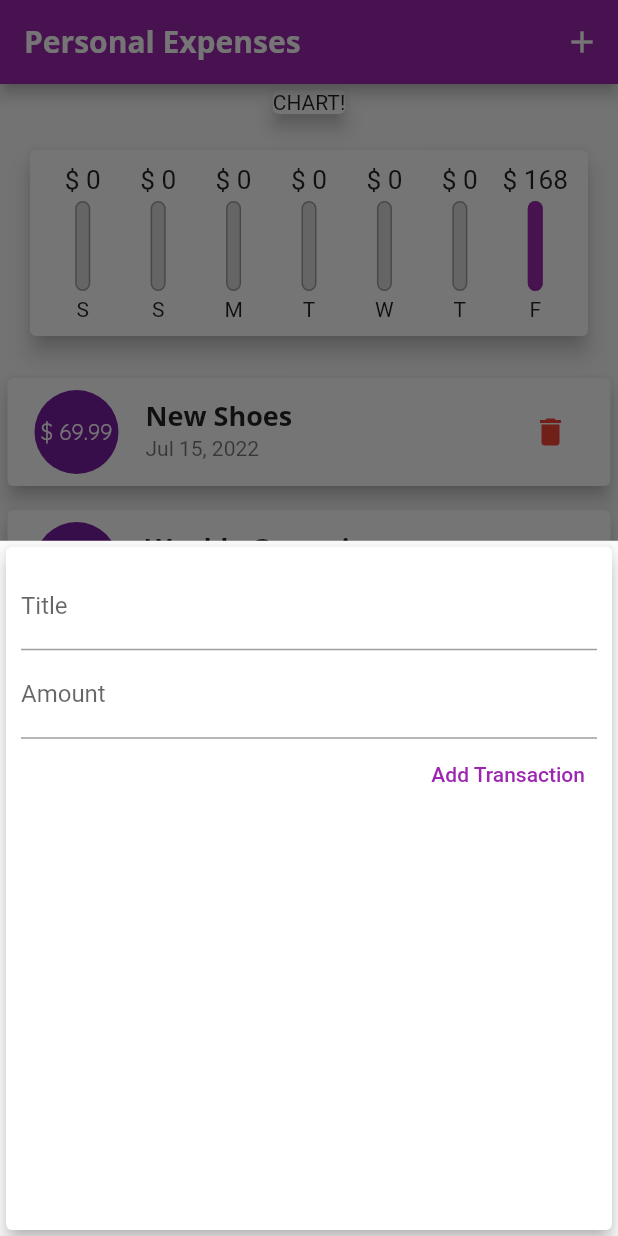
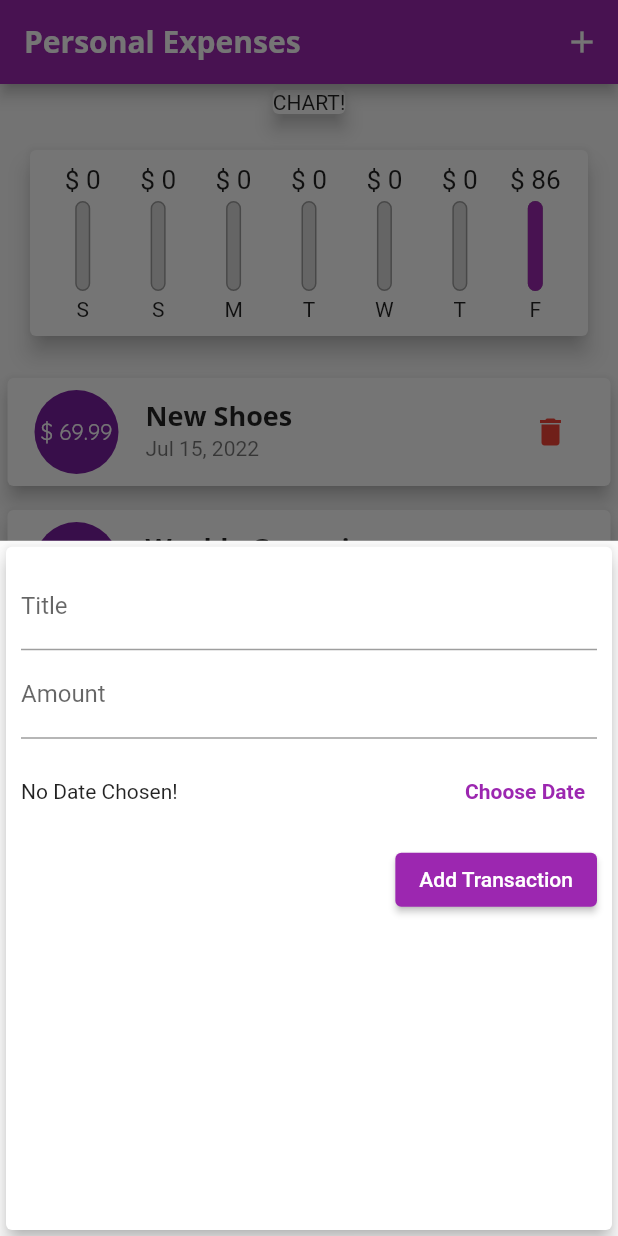
Before and after one commit to danthz2/udemy_expense_app, a Flutter app: the screen it shows after launch, after a tap on the "add" icon, on a phone screen of 412 x 824 dp. Run offline on Flutter 3.47's test engine with Material 2 defaults, Android fonts, the phone set to English and light mode, and no system bars.

Commit message:
implement widget DatePicker

```diff
--- a/lib/main.dart
+++ b/lib/main.dart
@@ -60,36 +60,6 @@
       id: "t1",
       title: "New Shoes",
       amount: 69.99,
-      date: DateTime.now(),
-    ),
-    Transaction(
-      id: "t2",
-      title: "Weekly Groceries",
-      amount: 16.39,
-      date: DateTime.now(),
-    ),
-    Transaction(
-      id: "t2",
-      title: "Weekly Groceries",
-      amount: 16.39,
-      date: DateTime.now(),
-    ),
-    Transaction(
-      id: "t2",
-      title: "Weekly Groceries",
-      amount: 16.39,
-      date: DateTime.now(),
-    ),
-    Transaction(
-      id: "t2",
-      title: "Weekly Groceries",
-      amount: 16.39,
-      date: DateTime.now(),
-    ),
-    Transaction(
-      id: "t2",
-      title: "Weekly Groceries",
-      amount: 16.39,
       date: DateTime.now(),
     ),
     Transaction(
--- a/lib/widgets/new_transaction.dart
+++ b/lib/widgets/new_transaction.dart
@@ -1,4 +1,5 @@
 import 'package:flutter/material.dart';
+import 'package:intl/intl.dart';
 
 class NewTransaction extends StatefulWidget {
   final Function addTx;
@@ -9,13 +10,14 @@
 }
 
 class _NewTransactionState extends State<NewTransaction> {
-  final titleController = TextEditingController();
+  final _titleController = TextEditingController();
 
-  final amountController = TextEditingController();
+  final _amountController = TextEditingController();
+  DateTime? _selectedDate;
 
-  void submitData() {
-    final enteredTitle = titleController.text;
-    final enteredAmount = double.parse(amountController.text);
+  void _submitData() {
+    final enteredTitle = _titleController.text;
+    final enteredAmount = double.parse(_amountController.text);
     if (enteredTitle.isEmpty || enteredAmount <= 0) {
       print("field kosong");
       return;
@@ -25,6 +27,22 @@
       enteredAmount,
     );
     Navigator.pop(context);
+  }
+
+  void _presentDatePicker() {
+    showDatePicker(
+      context: context,
+      initialDate: DateTime.now(),
+      firstDate: DateTime(2019),
+      lastDate: DateTime.now(),
+    ).then((pickedDate) {
+      if (pickedDate == null) {
+        return;
+      }
+      setState(() {
+        _selectedDate = pickedDate;
+      });
+    });
   }
 
   @override
@@ -38,22 +56,41 @@
           children: [
             TextField(
               // onChanged: ((val) => titleInput = val),
-              controller: titleController,
+              controller: _titleController,
               decoration: InputDecoration(labelText: "Title"),
-              onSubmitted: (_) => submitData,
+              onSubmitted: (_) => _submitData,
             ),
             TextField(
               // onChanged: ((val) => amountInput = val),
-              controller: amountController,
+              controller: _amountController,
               decoration: InputDecoration(labelText: "Amount"),
               keyboardType: TextInputType.number,
-              onSubmitted: (_) => submitData,
+              onSubmitted: (_) => _submitData,
             ),
-            TextButton(
-              onPressed: submitData,
+            Container(
+              height: 70,
+              child: Row(
+                children: [
+                  Expanded(
+                    child: Text(_selectedDate == null
+                        ? "No Date Chosen!"
+                        : "Picked Date : ${DateFormat.yMd().format(_selectedDate ?? DateTime.now())}"),
+                  ),
+                  TextButton(
+                      onPressed: () {
+                        _presentDatePicker();
+                      },
+                      child: Text(
+                        "Choose Date",
+                        style: TextStyle(fontWeight: FontWeight.bold),
+                      ))
+                ],
+              ),
+            ),
+            ElevatedButton(
+              onPressed: _submitData,
               child: Text(
                 "Add Transaction",
-                style: TextStyle(color: Colors.purple),
               ),
             ),
           ],
```
